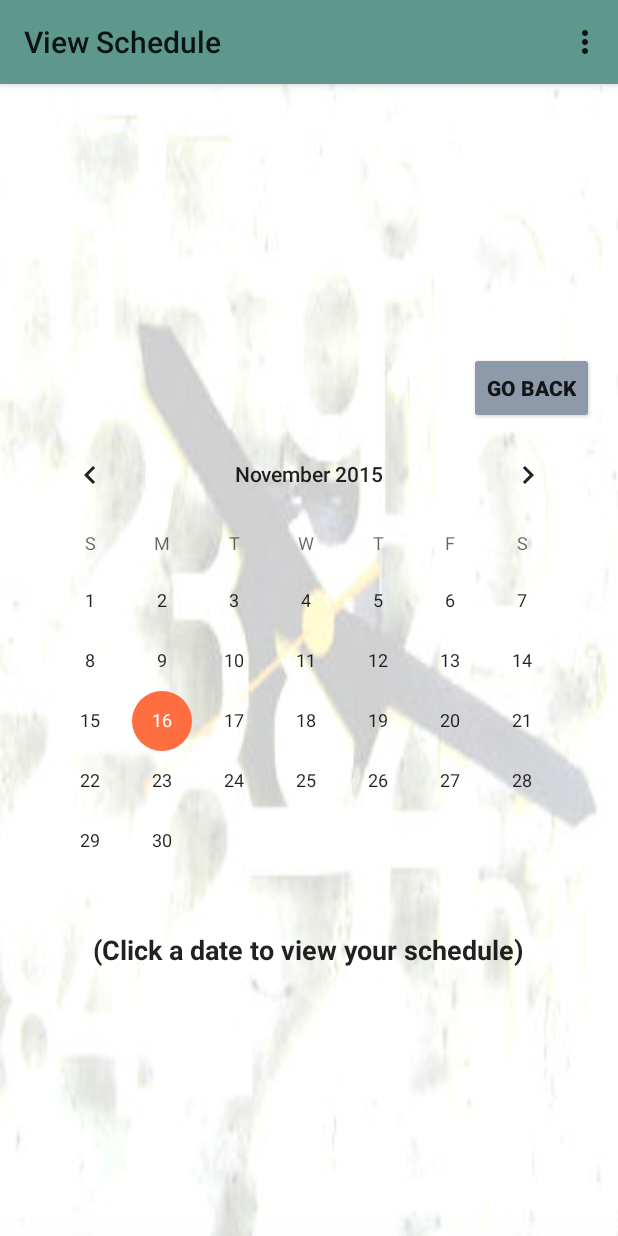
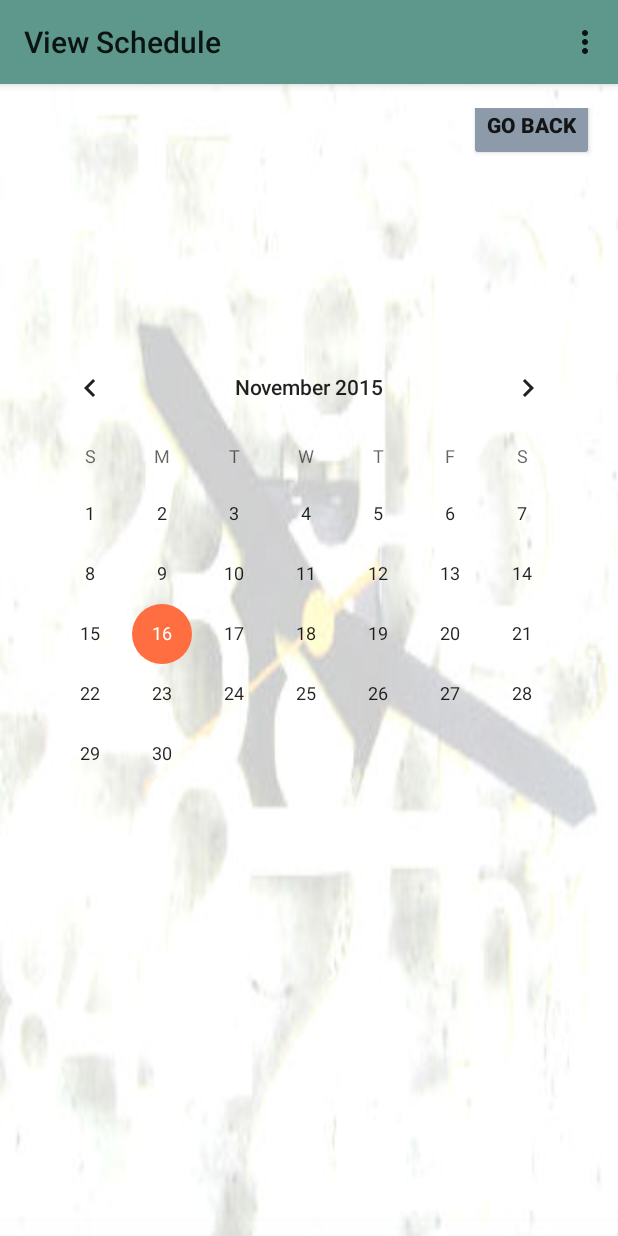
Before and after one commit to ddave2122/Group6, an Android app: the ViewScheduleActivity screen opened directly, with no data from a screen before it, on a phone screen of 412 x 824 dp. Run offline under Robolectric (Android 15) with nearby library versions, the light colour scheme and no system bars.

Commit message:
Resolved display in view schedule on tablet

```diff
--- a/ClockingApp/app/src/main/java/com/example/mschyb/clockingapp/ScheduleDateActivity.java
+++ b/ClockingApp/app/src/main/java/com/example/mschyb/clockingapp/ScheduleDateActivity.java
@@ -10,10 +10,11 @@ import android.view.View;
 import android.widget.Button;
 import android.widget.TextView;
 
+import java.text.DateFormat;
 import java.text.DateFormatSymbols;
 import java.text.SimpleDateFormat;
+import java.util.Calendar;
 import java.util.Date;
-import java.util.HashMap;
 
 public class ScheduleDateActivity extends AppCompatActivity {
 
@@ -36,69 +37,58 @@ public class ScheduleDateActivity extends AppCompatActivity {
         Button backButton = (Button) findViewById(R.id.btnScDate);
         //set the onClick listener for the button
         backButton.setOnClickListener(new View.OnClickListener() {
-                                          @Override
-                                          public void onClick(View v) {
-                                              startActivity(new Intent(getApplicationContext(), ViewScheduleActivity.class));
-                                          }
-                                      }
+              @Override
+              public void onClick(View v) {
+                  startActivity(new Intent(getApplicationContext(), ViewScheduleActivity.class));
+              }
+          }
         );//end backButton.setOnClickListener
 
 
 
         Bundle extras = getIntent().getExtras();
-
-        if(extras!=null)
+        dateText.setText(getMonthForInt(extras.getInt("scheduledMonth")-1) + " " + extras.getInt("scheduledDay") + ", " + extras.getInt("scheduledYear"));
+        dateText.setPaintFlags(Paint.UNDERLINE_TEXT_FLAG);
+        if(extras!=null && extras.containsKey("startTime"))
         {
-            //dateText.setText(getMonthForInt(extras.getInt("scheduledMonth")-1) + " " + extras.getInt("scheduledDay") + ", " + extras.getInt("scheduledYear"));
-            //dateText.setPaintFlags(Paint.UNDERLINE_TEXT_FLAG);
-
             String month="";
             String sDate="", eDate="";
-            HashMap<String, String[]> times= new HashMap<String, String[]>();
+            String[] times= new String[2];
             Date startDateTime=new Date();
             Date endDateTime=new Date();
 
-            month = getMonthForInt(extras.getInt("schedulemonth"));
-            dateText.setText(month + " " + extras.getInt("scheduleday") + ", " + extras.getInt("scheduleyear"));
-            dateText.setPaintFlags(Paint.UNDERLINE_TEXT_FLAG);
+            times[0] = sDate=extras.getString("startTime");
+            times[1] = eDate=extras.getString("endTime");
 
-            sDate=extras.getInt("scheduleyear")+"-"+extras.getInt("schedulemonth")+"-"+extras.getInt("scheduleday");
-            eDate=extras.getInt("scheduleyear")+"-"+extras.getInt("schedulemonth")+"-"+(extras.getInt("scheduleday")+1);
+           //hard coding id until login set id is finished
+           // Config.setUserId(2);
 
-            times = new Utilities().getSchedule(Config.getUserId(),sDate,eDate);
+//            times = new  Utilities().getSchedule(Config.getUserId(),sDate,eDate);//SaveSharedPreference.getUserID(getApplicationContext()), sDate,eDate);
 
-            if(times.containsKey(sDate))
-            {
+            if(times!=null) {
+
                 try {
-                    SimpleDateFormat parseFormat = new SimpleDateFormat("yyyy-MM-dd HH:mm:ss");//"yyyy-MM-dd HH:mm:ss");
+                    SimpleDateFormat parseFormat = new SimpleDateFormat("hh:mm a");
                     SimpleDateFormat printFormat = new SimpleDateFormat("h:mm a");
-                    String times2[]=times.get(sDate);
-                    startDateTime = parseFormat.parse(times2[0]);
-                    endDateTime = parseFormat.parse(times2[1]);
-
-                    startTimeText.setText("Shift Start Time: " + printFormat.format(startDateTime));
-                    endTimeText.setText("Shift End Time: " + printFormat.format(endDateTime));
-
 //                    new SimpleDateFormat("hh:mm a").format(new Date("1/12/2011 16:00:00"))
 
-//                    startTimeText.setText("Shift Start Time: " + parseFormat.format(new Date("1/12/2011 " + times[0])));
-  //                  endTimeText.setText("Shift End Time: " + parseFormat.format(new Date("1/12/2011 " + times[1])));
-
+                    startTimeText.setText("Shift Start Time: " + parseFormat.format(new Date("1/12/2011 " + times[0])));
+                    endTimeText.setText("Shift End Time: " + parseFormat.format(new Date("1/12/2011 " + times[1])));
                 } catch (Exception e) {
                     e.printStackTrace();
                 }
             }
             else
             {
-
                 startTimeText.setText("Not Scheduled Today");
                 endTimeText.setText("");
             }
         }
         else
         {
-           dateText.setText("No date chosen, please go back and choose date");
-            startTimeText.setText("");
+            startTimeText.setText("Not Scheduled Today");
+//            dateText.setText("No date chosen, please go back and choose date");
+//            startTimeText.setText("");
             endTimeText.setText("");
         }
 
--- a/ClockingApp/app/src/main/java/com/example/mschyb/clockingapp/ViewScheduleActivity.java
+++ b/ClockingApp/app/src/main/java/com/example/mschyb/clockingapp/ViewScheduleActivity.java
@@ -10,7 +10,9 @@ import android.widget.Button;
 import android.widget.CalendarView;
 import android.widget.TextView;
 
+import java.text.DateFormatSymbols;
 import java.util.HashMap;
+import java.util.Map;
 
 public class ViewScheduleActivity extends AppCompatActivity {
 
@@ -35,22 +37,15 @@ public class ViewScheduleActivity extends AppCompatActivity {
         );//end backButton.setOnClickListener
 
         //Get schedule
-       // Utilities utilities = new Utilities();
-        //final HashMap<String, String[]> schedule = utilities.getSchedule(Config.getUserId(), "2010-01-01", "2020-01-01");
+        Utilities utilities = new Utilities();
+        final HashMap<String, String[]> schedule = utilities.getSchedule(Config.getUserId(), "2010-01-01", "2020-01-01");
 
         CalendarView calendar = (CalendarView) findViewById(R.id.calendarView);
 
         calendar.setOnDateChangeListener(new CalendarView.OnDateChangeListener() {
             public void onSelectedDayChange(CalendarView view, int year, int month, int day)
             {
-
-               Intent intent = new Intent(getApplicationContext(), ScheduleDateActivity.class);
-                intent.putExtra("scheduleyear", year);
-                intent.putExtra("scheduleday",day);
-                intent.putExtra("schedulemonth",month);
-                startActivity(intent);
-
-/*                //Only used for testing
+                //Only used for testing
                 TextView startTime = (TextView) findViewById(R.id.textView8);
                 startTime.setVisibility(View.INVISIBLE);
                 TextView endTime = (TextView) findViewById(R.id.textView9);
@@ -80,7 +75,12 @@ public class ViewScheduleActivity extends AppCompatActivity {
                 }
 
                 startActivity(intent);
-*/
+
+
+
+
+
+
             }
         });
 
--- a/ClockingApp/app/src/main/res/layout/activity_view_schedule.xml
+++ b/ClockingApp/app/src/main/res/layout/activity_view_schedule.xml
@@ -11,6 +11,84 @@
     android:layout_height="match_parent"
     android:gravity="center">
 
+
+    <GridLayout
+        android:orientation="horizontal"
+        android:layout_width="match_parent"
+        android:layout_height="match_parent"
+        android:layout_gravity="bottom"
+        android:rowCount="5"
+        android:columnCount="1">
+
+        <FrameLayout
+            android:layout_width="match_parent"
+            android:layout_height="match_parent"
+
+            android:id="@+id/frameLayout"
+            android:layout_alignEnd="@+id/backButton"
+            android:layout_below="@+id/backButton">
+
+            <TableLayout
+                android:layout_width="match_parent"
+                android:layout_height="98dp"
+                android:layout_gravity="bottom|center_horizontal">
+
+                <TextView
+                    android:layout_width="wrap_content"
+                    android:layout_height="wrap_content"
+                    android:textAppearance="?android:attr/textAppearanceLarge"
+                    android:text="Shift Start Time: 8:00 am"
+                    android:id="@+id/textView8"
+                    android:layout_centerHorizontal="true"
+                    android:layout_marginTop="30dp"
+                    android:layout_below="@+id/dateText"
+                    android:layout_gravity="center_horizontal|bottom"
+                    android:visibility="invisible" />
+
+                <TextView
+                    android:layout_width="wrap_content"
+                    android:layout_height="wrap_content"
+                    android:textAppearance="?android:attr/textAppearanceLarge"
+                    android:text="Shift End Time: 5:00 pm"
+                    android:id="@+id/textView9"
+                    android:layout_below="@+id/startTimeText"
+                    android:layout_marginTop="15dp"
+                    android:layout_centerHorizontal="true"
+                    android:layout_gravity="center_horizontal|bottom"
+                    android:layout_column="17"
+                    android:visibility="invisible" />
+
+                <TextView
+                    android:text="(Click on a date to view schedule for that day)"
+                    android:layout_width="343dp"
+                    android:gravity="center"
+                    android:layout_height="60dp"
+                    android:id="@+id/directions"
+
+                    android:layout_centerHorizontal="true"
+                    android:layout_marginTop="35dp"
+                    android:layout_gravity="top|center"
+                    android:layout_marginBottom="100dp"
+                    android:layout_column="10" />
+
+            </TableLayout>
+
+            <FrameLayout
+                android:layout_width="match_parent"
+                android:layout_height="20dp"
+                android:layout_gravity="right|top"
+                android:id="@+id/bottomFrameLayout">
+
+            </FrameLayout>
+
+            <CalendarView
+                android:layout_width="match_parent"
+                android:layout_height="305dp"
+                android:id="@+id/calendarView"
+                android:layout_alignParentTop="true"
+                android:layout_alignStart="@+id/frameLayout"
+                android:layout_gravity="center" />
+
             <Button
                 style="?android:attr/buttonStyleSmall"
                 android:layout_width="wrap_content"
@@ -19,24 +97,22 @@
                 android:id="@+id/backButton"
                 android:layout_alignParentTop="true"
                 android:layout_alignParentEnd="true"
-            android:layout_gravity="right" />
+                android:layout_gravity="right"
+                android:layout_marginTop="50dp" />
 
-        <CalendarView
-            android:layout_width="match_parent"
-            android:layout_height="wrap_content"
-            android:id="@+id/calendarView"
-            android:layout_alignParentTop="true"
-            android:layout_gravity="right|center_vertical" />
+        </FrameLayout>
 
+    </GridLayout>
 
     <TextView
         android:layout_width="wrap_content"
         android:layout_height="wrap_content"
         android:textAppearance="?android:attr/textAppearanceLarge"
-            android:text="(Click a date to view your schedule)"
+        android:text="October 25, 2015"
         android:id="@+id/textView"
+        android:layout_alignParentTop="true"
         android:layout_centerHorizontal="true"
-            android:layout_below="@+id/calendarView"
-            android:textSize="18dp" />
+        android:layout_marginTop="125dp"
+        android:textSize="32dp" />
 
 </LinearLayout>
```
Lines whose indentation alone changed are shown as unchanged.
